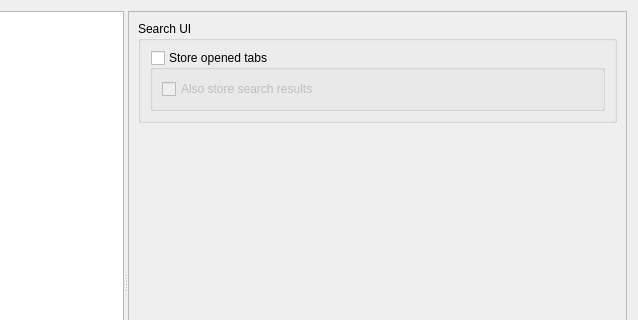
Old version of the form src/gui/optionsdialog.ui in the repository SysAdminDoc/qBittorrent-Vanced; both pictures show x 141 to 779 and y 0 to 320 of the 779 by 591 pixel window.
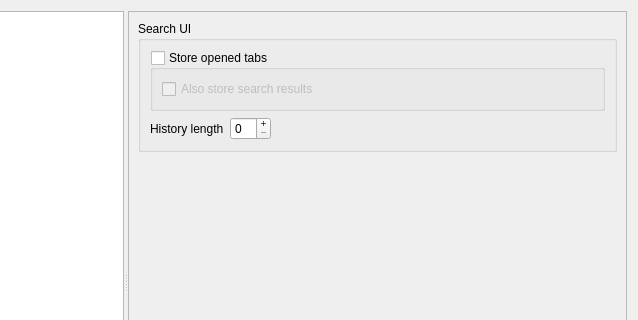
New version of the form. The open tabs and pages were chosen to show the change. Custom widgets are drawn as their Qt base class.

Commit message:
Store search history
PR #22208.

Diff of the .ui file:
```diff
--- a/src/gui/optionsdialog.ui
+++ b/src/gui/optionsdialog.ui
@@ -3272,6 +3272,43 @@
                  </layout>
                 </widget>
                </item>
+               <item>
+                <layout class="QHBoxLayout" name="searchHistoryLayout">
+                 <item>
+                  <widget class="QLabel" name="searchHistoryLengthLabel">
+                   <property name="text">
+                    <string>History length</string>
+                   </property>
+                  </widget>
+                 </item>
+                 <item>
+                  <widget class="QSpinBox" name="searchHistoryLengthSpinBox">
+                   <property name="buttonSymbols">
+                    <enum>QAbstractSpinBox::ButtonSymbols::PlusMinus</enum>
+                   </property>
+                   <property name="maximum">
+                    <number>99</number>
+                   </property>
+                   <property name="stepType">
+                    <enum>QAbstractSpinBox::StepType::DefaultStepType</enum>
+                   </property>
+                  </widget>
+                 </item>
+                 <item>
+                  <spacer name="searchHistoryLengthSpacer">
+                   <property name="orientation">
+                    <enum>Qt::Orientation::Horizontal</enum>
+                   </property>
+                   <property name="sizeHint" stdset="0">
+                    <size>
+                     <width>40</width>
+                     <height>20</height>
+                    </size>
+                   </property>
+                  </spacer>
+                 </item>
+                </layout>
+               </item>
               </layout>
              </widget>
             </item>
```
The commit also changes 5 other files.
